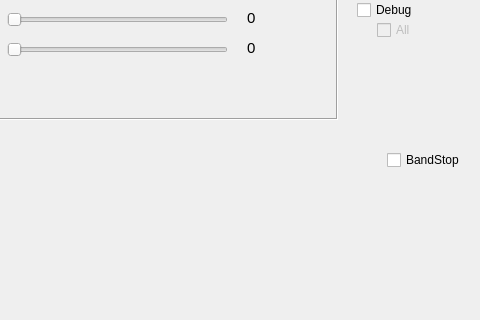
SergeAvdeyev/bladeRF, file Qt/SDR/current/mainwindow.ui: the form before one commit; both pictures show x 523 to 1003 and y 187 to 507 of the 1294 by 740 pixel window.
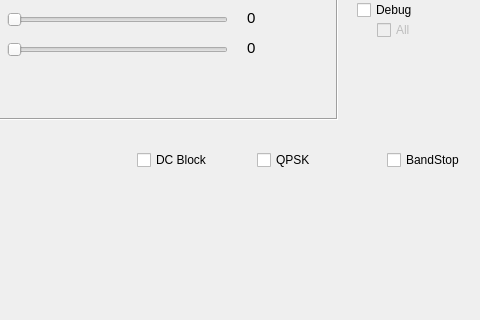
The form after the commit. Custom widgets are drawn as their Qt base class.

```diff
--- a/Qt/SDR/current/mainwindow.ui
+++ b/Qt/SDR/current/mainwindow.ui
@@ -894,6 +894,32 @@
      <string>Q</string>
     </property>
    </widget>
+   <widget class="QCheckBox" name="RecordBox">
+    <property name="geometry">
+     <rect>
+      <x>780</x>
+      <y>300</y>
+      <width>86</width>
+      <height>22</height>
+     </rect>
+    </property>
+    <property name="text">
+     <string>QPSK</string>
+    </property>
+   </widget>
+   <widget class="QCheckBox" name="DCBlockBox">
+    <property name="geometry">
+     <rect>
+      <x>660</x>
+      <y>300</y>
+      <width>86</width>
+      <height>22</height>
+     </rect>
+    </property>
+    <property name="text">
+     <string>DC Block</string>
+    </property>
+   </widget>
   </widget>
   <widget class="QMenuBar" name="menuBar">
    <property name="geometry">
```
